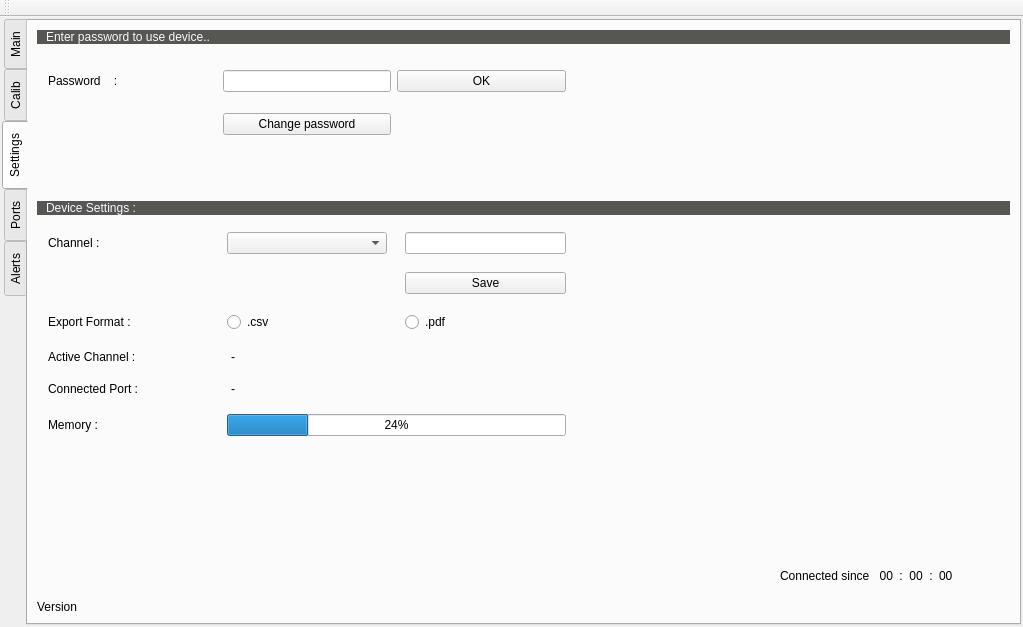
This is dlcalmenu.ui in silozd/Data_Logger as Qt 5 draws it before an edit. The edited form follows.
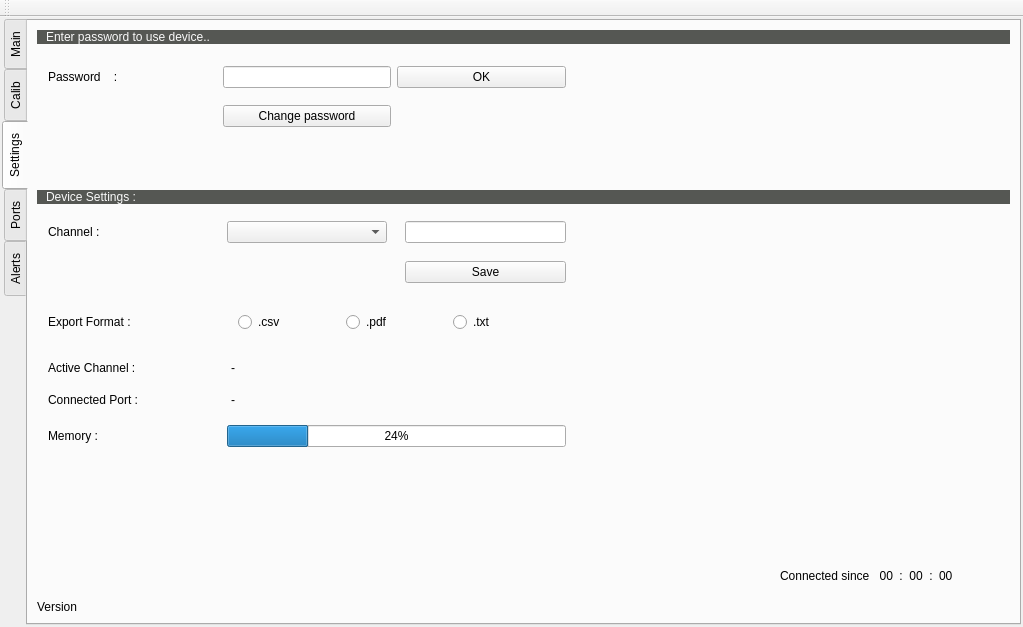
This is the edited form. The open tabs and pages were chosen to show the change.

What changed in the file:
```diff
--- a/dlcalmenu.ui
+++ b/dlcalmenu.ui
@@ -836,16 +836,6 @@
              </property>
             </widget>
            </item>
-           <item row="2" column="1">
-            <widget class="QRadioButton" name="radioBtn_csv">
-             <property name="cursor">
-              <cursorShape>PointingHandCursor</cursorShape>
-             </property>
-             <property name="text">
-              <string>.csv</string>
-             </property>
-            </widget>
-           </item>
            <item row="4" column="0">
             <widget class="QLabel" name="label_26">
              <property name="text">
@@ -913,16 +903,6 @@
              </property>
             </widget>
            </item>
-           <item row="2" column="2">
-            <widget class="QRadioButton" name="radioBtn_pdf">
-             <property name="cursor">
-              <cursorShape>PointingHandCursor</cursorShape>
-             </property>
-             <property name="text">
-              <string>.pdf</string>
-             </property>
-            </widget>
-           </item>
            <item row="0" column="0">
             <widget class="QLabel" name="label_22">
              <property name="text">
@@ -937,6 +917,39 @@
              </property>
             </widget>
            </item>
+           <item row="2" column="1" colspan="2">
+            <widget class="QFrame" name="horizontalFrame">
+             <layout class="QHBoxLayout" name="horizontalLayout_2">
+              <item>
+               <widget class="QRadioButton" name="radioBtn_csv">
+                <property name="cursor">
+                 <cursorShape>PointingHandCursor</cursorShape>
+                </property>
+                <property name="text">
+                 <string>.csv</string>
+                </property>
+               </widget>
+              </item>
+              <item>
+               <widget class="QRadioButton" name="radioBtn_pdf">
+                <property name="cursor">
+                 <cursorShape>PointingHandCursor</cursorShape>
+                </property>
+                <property name="text">
+                 <string>.pdf</string>
+                </property>
+               </widget>
+              </item>
+              <item>
+               <widget class="QRadioButton" name="radioBtn_txt">
+                <property name="text">
+                 <string>.txt</string>
+                </property>
+               </widget>
+              </item>
+             </layout>
+            </widget>
+           </item>
           </layout>
          </widget>
         </item>
```
Left out of the diff: 6 changed lines with no effect on the pictures.
